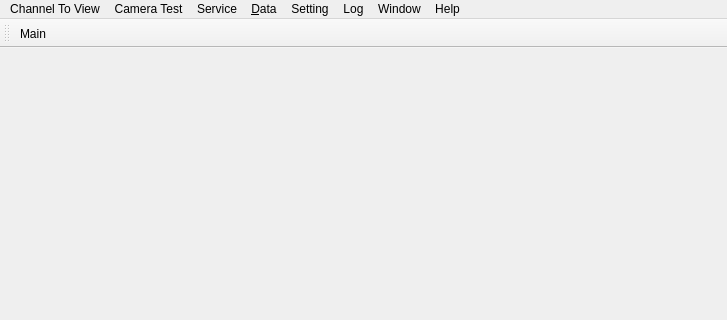
Old version of the form Main/MainWindow/mainwindow.ui in the repository 519984307/Container_Multiple_Channels_20200522; both pictures show x 0 to 727 and y 0 to 320 of the 727 by 459 pixel window.
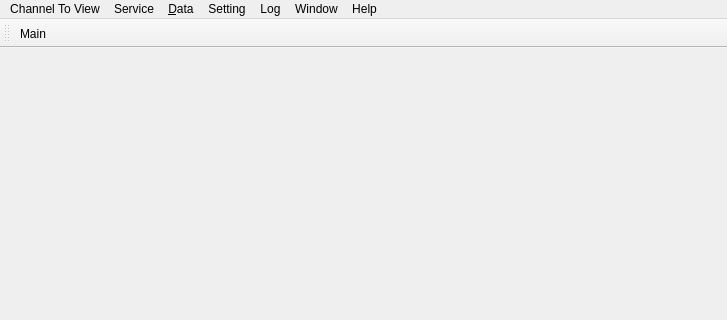
New version of the form. Icons and pictures are not drawn.

What changed in the file:
```diff
--- a/Main/MainWindow/mainwindow.ui
+++ b/Main/MainWindow/mainwindow.ui
@@ -50,12 +50,6 @@
     </property>
     <addaction name="actionMainWindow"/>
    </widget>
-   <widget class="QMenu" name="menuCamera_Test">
-    <property name="title">
-     <string>Camera Test</string>
-    </property>
-    <addaction name="actiontest"/>
-   </widget>
    <widget class="QMenu" name="menuService">
     <property name="title">
      <string>Service</string>
@@ -88,7 +82,6 @@
     </property>
    </widget>
    <addaction name="menuChannel_To_View"/>
-   <addaction name="menuCamera_Test"/>
    <addaction name="menuService"/>
    <addaction name="menuDatabase"/>
    <addaction name="menuParameter_Setting"/>
```
Left out of the diff: 12 changed lines with no effect on the pictures.
